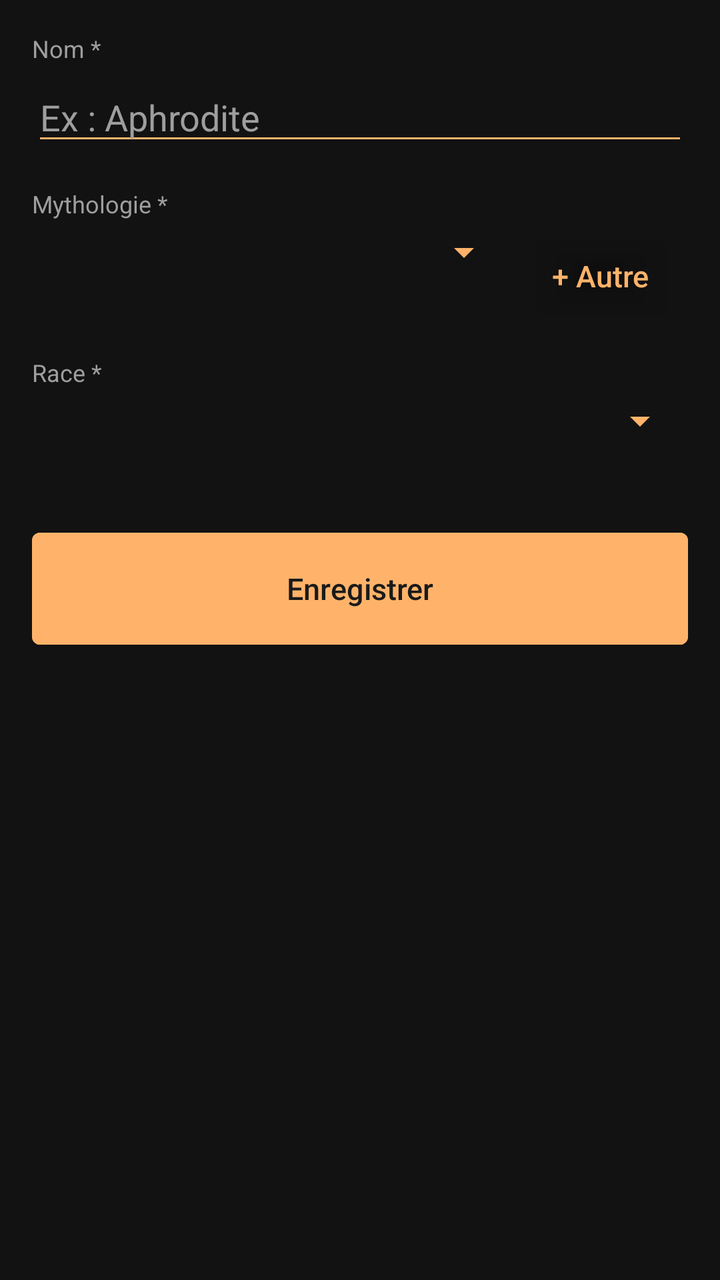
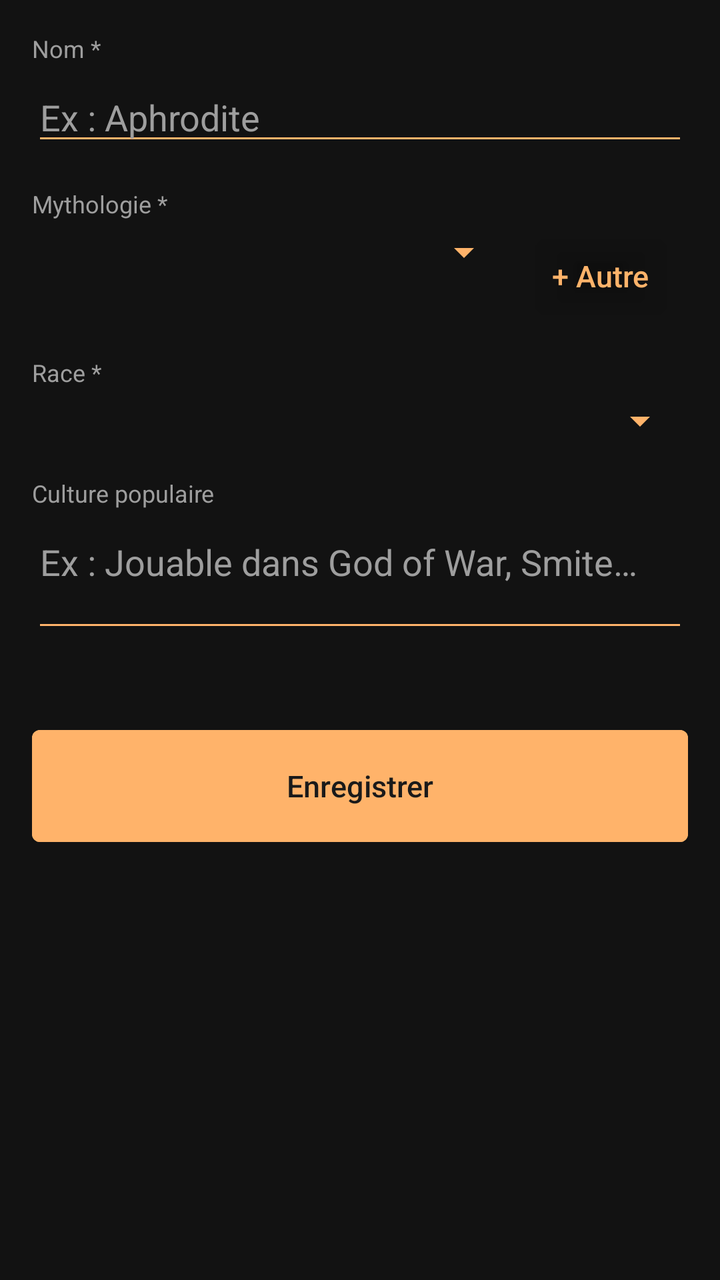

The first picture is an Android layout as it rendered before a commit; the second is the same layout after the commit. The layout source and the unified diff follow.
<!-- AndroidManifest.xml: application theme Theme.App_mythology -->
<!-- res/layout/fragment_add_entity.xml -->
<?xml version="1.0" encoding="utf-8"?>
<ScrollView xmlns:android="http://schemas.android.com/apk/res/android"
    android:layout_width="match_parent"
    android:layout_height="match_parent"
    android:background="@color/surface">

    <LinearLayout
        android:layout_width="match_parent"
        android:layout_height="wrap_content"
        android:orientation="vertical"
        android:padding="16dp">

        
        <TextView android:layout_width="match_parent" android:layout_height="wrap_content"
            android:text="Nom *" android:textColor="@color/on_surface_variant"
            android:textSize="12sp" android:layout_marginBottom="4dp"/>
        <EditText android:id="@+id/et_name"
            android:layout_width="match_parent" android:layout_height="wrap_content"
            android:hint="Ex : Aphrodite" android:textColor="@color/on_surface"
            android:textColorHint="@color/on_surface_variant"
            android:backgroundTint="@color/primary"
            android:layout_marginBottom="16dp"/>

        
        <TextView android:layout_width="match_parent" android:layout_height="wrap_content"
            android:text="Mythologie *" android:textColor="@color/on_surface_variant"
            android:textSize="12sp" android:layout_marginBottom="4dp"/>
        <LinearLayout android:layout_width="match_parent" android:layout_height="wrap_content"
            android:orientation="horizontal" android:layout_marginBottom="16dp">
            <Spinner android:id="@+id/spinner_mythology"
                android:layout_width="0dp" android:layout_height="wrap_content"
                android:layout_weight="1" android:backgroundTint="@color/primary"/>
            <Button android:id="@+id/btn_add_mythology"
                android:layout_width="wrap_content" android:layout_height="wrap_content"
                android:text="+ Autre"
                android:backgroundTint="@android:color/transparent"
                android:textColor="@color/primary"/>
        </LinearLayout>

        
        <TextView android:layout_width="match_parent" android:layout_height="wrap_content"
            android:text="Race *" android:textColor="@color/on_surface_variant"
            android:textSize="12sp" android:layout_marginBottom="4dp"/>
        <Spinner android:id="@+id/spinner_race"
            android:layout_width="match_parent" android:layout_height="wrap_content"
            android:backgroundTint="@color/primary"
            android:layout_marginBottom="20dp"/>

        
        <LinearLayout android:id="@+id/group_god"
            android:layout_width="match_parent" android:layout_height="wrap_content"
            android:orientation="vertical" android:visibility="gone">

            <TextView android:layout_width="match_parent" android:layout_height="wrap_content"
                android:text="Domaine" android:textColor="@color/on_surface_variant" android:textSize="12sp" android:layout_marginBottom="4dp"/>
            <EditText android:id="@+id/et_domain"
                android:layout_width="match_parent" android:layout_height="wrap_content"
                android:hint="Ex : Amour et beauté" android:textColor="@color/on_surface"
                android:textColorHint="@color/on_surface_variant" android:backgroundTint="@color/primary"
                android:layout_marginBottom="12dp"/>

            <TextView android:layout_width="match_parent" android:layout_height="wrap_content"
                android:text="Type de dieu" android:textColor="@color/on_surface_variant" android:textSize="12sp" android:layout_marginBottom="4dp"/>
            <EditText android:id="@+id/et_godtype"
                android:layout_width="match_parent" android:layout_height="wrap_content"
                android:hint="Ex : Olympien, Primordial…" android:textColor="@color/on_surface"
                android:textColorHint="@color/on_surface_variant" android:backgroundTint="@color/primary"
                android:layout_marginBottom="12dp"/>

            <TextView android:layout_width="match_parent" android:layout_height="wrap_content"
                android:text="Équivalent romain/grec" android:textColor="@color/on_surface_variant" android:textSize="12sp" android:layout_marginBottom="4dp"/>
            <EditText android:id="@+id/et_equivalent"
                android:layout_width="match_parent" android:layout_height="wrap_content"
                android:hint="Ex : Vénus" android:textColor="@color/on_surface"
                android:textColorHint="@color/on_surface_variant" android:backgroundTint="@color/primary"
                android:layout_marginBottom="12dp"/>

            <TextView android:layout_width="match_parent" android:layout_height="wrap_content"
                android:text="Père" android:textColor="@color/on_surface_variant" android:textSize="12sp" android:layout_marginBottom="4dp"/>
            <EditText android:id="@+id/et_father"
                android:layout_width="match_parent" android:layout_height="wrap_content"
                android:hint="Ex : Zeus" android:textColor="@color/on_surface"
                android:textColorHint="@color/on_surface_variant" android:backgroundTint="@color/primary"
                android:layout_marginBottom="12dp"/>

            <TextView android:layout_width="match_parent" android:layout_height="wrap_content"
                android:text="Mère" android:textColor="@color/on_surface_variant" android:textSize="12sp" android:layout_marginBottom="4dp"/>
            <EditText android:id="@+id/et_mother"
                android:layout_width="match_parent" android:layout_height="wrap_content"
                android:hint="Ex : Héra" android:textColor="@color/on_surface"
                android:textColorHint="@color/on_surface_variant" android:backgroundTint="@color/primary"
                android:layout_marginBottom="12dp"/>
        </LinearLayout>

        
        <LinearLayout android:id="@+id/group_titan"
            android:layout_width="match_parent" android:layout_height="wrap_content"
            android:orientation="vertical" android:visibility="gone">

            <TextView android:layout_width="match_parent" android:layout_height="wrap_content"
                android:text="Domaine" android:textColor="@color/on_surface_variant" android:textSize="12sp" android:layout_marginBottom="4dp"/>
            <EditText android:id="@+id/et_domain_titan"
                android:layout_width="match_parent" android:layout_height="wrap_content"
                android:hint="Ex : Temps, Océan…" android:textColor="@color/on_surface"
                android:textColorHint="@color/on_surface_variant" android:backgroundTint="@color/primary"
                android:layout_marginBottom="12dp"/>

            <TextView android:layout_width="match_parent" android:layout_height="wrap_content"
                android:text="Équivalent romain" android:textColor="@color/on_surface_variant" android:textSize="12sp" android:layout_marginBottom="4dp"/>
            <EditText android:id="@+id/et_equivalent_titan"
                android:layout_width="match_parent" android:layout_height="wrap_content"
                android:hint="Ex : Saturne" android:textColor="@color/on_surface"
                android:textColorHint="@color/on_surface_variant" android:backgroundTint="@color/primary"
                android:layout_marginBottom="12dp"/>
        </LinearLayout>

        
        <LinearLayout android:id="@+id/group_giant"
            android:layout_width="match_parent" android:layout_height="wrap_content"
            android:orientation="vertical" android:visibility="gone">

            <TextView android:layout_width="match_parent" android:layout_height="wrap_content"
                android:text="Type de géant" android:textColor="@color/on_surface_variant" android:textSize="12sp" android:layout_marginBottom="4dp"/>
            <EditText android:id="@+id/et_gianttype"
                android:layout_width="match_parent" android:layout_height="wrap_content"
                android:hint="Ex : Jotunn, GeantDeFeu…" android:textColor="@color/on_surface"
                android:textColorHint="@color/on_surface_variant" android:backgroundTint="@color/primary"
                android:layout_marginBottom="12dp"/>

            <TextView android:layout_width="match_parent" android:layout_height="wrap_content"
                android:text="Dieu opposé" android:textColor="@color/on_surface_variant" android:textSize="12sp" android:layout_marginBottom="4dp"/>
            <EditText android:id="@+id/et_opponent"
                android:layout_width="match_parent" android:layout_height="wrap_content"
                android:hint="Ex : Zeus" android:textColor="@color/on_surface"
                android:textColorHint="@color/on_surface_variant" android:backgroundTint="@color/primary"
                android:layout_marginBottom="12dp"/>
        </LinearLayout>

        
        <LinearLayout android:id="@+id/group_heroes"
            android:layout_width="match_parent" android:layout_height="wrap_content"
            android:orientation="vertical" android:visibility="gone">

            <TextView android:layout_width="match_parent" android:layout_height="wrap_content"
                android:text="Histoire / Quête" android:textColor="@color/on_surface_variant" android:textSize="12sp" android:layout_marginBottom="4dp"/>
            <EditText android:id="@+id/et_story"
                android:layout_width="match_parent" android:layout_height="wrap_content"
                android:hint="Ex : Douze travaux d'Hercule…" android:textColor="@color/on_surface"
                android:textColorHint="@color/on_surface_variant" android:backgroundTint="@color/primary"
                android:minLines="2" android:gravity="top"
                android:layout_marginBottom="12dp"/>

            <TextView android:layout_width="match_parent" android:layout_height="wrap_content"
                android:text="Tué par" android:textColor="@color/on_surface_variant" android:textSize="12sp" android:layout_marginBottom="4dp"/>
            <EditText android:id="@+id/et_killer"
                android:layout_width="match_parent" android:layout_height="wrap_content"
                android:hint="Ex : Paris" android:textColor="@color/on_surface"
                android:textColorHint="@color/on_surface_variant" android:backgroundTint="@color/primary"
                android:layout_marginBottom="12dp"/>

            <TextView android:layout_width="match_parent" android:layout_height="wrap_content"
                android:text="Ascendant divin" android:textColor="@color/on_surface_variant" android:textSize="12sp" android:layout_marginBottom="4dp"/>
            <EditText android:id="@+id/et_ascendant"
                android:layout_width="match_parent" android:layout_height="wrap_content"
                android:hint="Ex : Zeus" android:textColor="@color/on_surface"
                android:textColorHint="@color/on_surface_variant" android:backgroundTint="@color/primary"
                android:layout_marginBottom="12dp"/>
        </LinearLayout>

        
        <LinearLayout android:id="@+id/group_monster"
            android:layout_width="match_parent" android:layout_height="wrap_content"
            android:orientation="vertical" android:visibility="gone">

            <TextView android:layout_width="match_parent" android:layout_height="wrap_content"
                android:text="Type de monstre" android:textColor="@color/on_surface_variant" android:textSize="12sp" android:layout_marginBottom="4dp"/>
            <EditText android:id="@+id/et_monstertype"
                android:layout_width="match_parent" android:layout_height="wrap_content"
                android:hint="Ex : Dragon, Loup, Serpent…" android:textColor="@color/on_surface"
                android:textColorHint="@color/on_surface_variant" android:backgroundTint="@color/primary"
                android:layout_marginBottom="12dp"/>

            <TextView android:layout_width="match_parent" android:layout_height="wrap_content"
                android:text="Description" android:textColor="@color/on_surface_variant" android:textSize="12sp" android:layout_marginBottom="4dp"/>
            <EditText android:id="@+id/et_description"
                android:layout_width="match_parent" android:layout_height="wrap_content"
                android:hint="Description de la créature…" android:textColor="@color/on_surface"
                android:textColorHint="@color/on_surface_variant" android:backgroundTint="@color/primary"
                android:minLines="2" android:gravity="top"
                android:layout_marginBottom="12dp"/>
        </LinearLayout>

        
        <LinearLayout android:id="@+id/group_cyclope"
            android:layout_width="match_parent" android:layout_height="wrap_content"
            android:orientation="vertical" android:visibility="gone">

            <CheckBox android:id="@+id/cb_primordial"
                android:layout_width="wrap_content" android:layout_height="wrap_content"
                android:text="Cyclope primordial"
                android:textColor="@color/on_surface"
                android:buttonTint="@color/primary"
                android:layout_marginBottom="12dp"/>

            <TextView android:layout_width="match_parent" android:layout_height="wrap_content"
                android:text="Histoire" android:textColor="@color/on_surface_variant" android:textSize="12sp" android:layout_marginBottom="4dp"/>
            <EditText android:id="@+id/et_story_cyclope"
                android:layout_width="match_parent" android:layout_height="wrap_content"
                android:hint="Ex : Forgeron d'Héphaïstos…" android:textColor="@color/on_surface"
                android:textColorHint="@color/on_surface_variant" android:backgroundTint="@color/primary"
                android:minLines="2" android:gravity="top"
                android:layout_marginBottom="12dp"/>
        </LinearLayout>

        
        <LinearLayout android:id="@+id/group_muses"
            android:layout_width="match_parent" android:layout_height="wrap_content"
            android:orientation="vertical" android:visibility="gone">

            <TextView android:layout_width="match_parent" android:layout_height="wrap_content"
                android:text="Domaine artistique" android:textColor="@color/on_surface_variant" android:textSize="12sp" android:layout_marginBottom="4dp"/>
            <EditText android:id="@+id/et_domain_muses"
                android:layout_width="match_parent" android:layout_height="wrap_content"
                android:hint="Ex : Poésie épique, Musique…" android:textColor="@color/on_surface"
                android:textColorHint="@color/on_surface_variant" android:backgroundTint="@color/primary"
                android:layout_marginBottom="12dp"/>

            <TextView android:layout_width="match_parent" android:layout_height="wrap_content"
                android:text="Type de muse" android:textColor="@color/on_surface_variant" android:textSize="12sp" android:layout_marginBottom="4dp"/>
            <EditText android:id="@+id/et_musetype"
                android:layout_width="match_parent" android:layout_height="wrap_content"
                android:hint="Grecque ou Beotienne" android:textColor="@color/on_surface"
                android:textColorHint="@color/on_surface_variant" android:backgroundTint="@color/primary"
                android:layout_marginBottom="12dp"/>
        </LinearLayout>

        
        <LinearLayout android:id="@+id/group_archangels"
            android:layout_width="match_parent" android:layout_height="wrap_content"
            android:orientation="vertical" android:visibility="gone">

            <TextView android:layout_width="match_parent" android:layout_height="wrap_content"
                android:text="Rôle" android:textColor="@color/on_surface_variant" android:textSize="12sp" android:layout_marginBottom="4dp"/>
            <EditText android:id="@+id/et_role"
                android:layout_width="match_parent" android:layout_height="wrap_content"
                android:hint="Ex : Messager de Dieu, Gardien…" android:textColor="@color/on_surface"
                android:textColorHint="@color/on_surface_variant" android:backgroundTint="@color/primary"
                android:layout_marginBottom="12dp"/>
        </LinearLayout>

        
        <LinearLayout android:id="@+id/group_knight"
            android:layout_width="match_parent" android:layout_height="wrap_content"
            android:orientation="vertical" android:visibility="gone">

            <TextView android:layout_width="match_parent" android:layout_height="wrap_content"
                android:text="Histoire / Quête" android:textColor="@color/on_surface_variant" android:textSize="12sp" android:layout_marginBottom="4dp"/>
            <EditText android:id="@+id/et_story_knight"
                android:layout_width="match_parent" android:layout_height="wrap_content"
                android:hint="Ex : Chevalier de la Table Ronde…" android:textColor="@color/on_surface"
                android:textColorHint="@color/on_surface_variant" android:backgroundTint="@color/primary"
                android:minLines="2" android:gravity="top"
                android:layout_marginBottom="12dp"/>

            <TextView android:layout_width="match_parent" android:layout_height="wrap_content"
                android:text="Mort" android:textColor="@color/on_surface_variant" android:textSize="12sp" android:layout_marginBottom="4dp"/>
            <EditText android:id="@+id/et_death"
                android:layout_width="match_parent" android:layout_height="wrap_content"
                android:hint="Ex : Tué par Mordred…" android:textColor="@color/on_surface"
                android:textColorHint="@color/on_surface_variant" android:backgroundTint="@color/primary"
                android:layout_marginBottom="12dp"/>
        </LinearLayout>

        
        <LinearLayout android:id="@+id/group_demon"
            android:layout_width="match_parent" android:layout_height="wrap_content"
            android:orientation="vertical" android:visibility="gone">

            <TextView android:layout_width="match_parent" android:layout_height="wrap_content"
                android:text="Domaine / Péché" android:textColor="@color/on_surface_variant" android:textSize="12sp" android:layout_marginBottom="4dp"/>
            <EditText android:id="@+id/et_domain_demon"
                android:layout_width="match_parent" android:layout_height="wrap_content"
                android:hint="Ex : Avarice, Luxure…" android:textColor="@color/on_surface"
                android:textColorHint="@color/on_surface_variant" android:backgroundTint="@color/primary"
                android:layout_marginBottom="12dp"/>
        </LinearLayout>

        
        <LinearLayout android:id="@+id/group_zodiac"
            android:layout_width="match_parent" android:layout_height="wrap_content"
            android:orientation="vertical" android:visibility="gone">

            <TextView android:layout_width="match_parent" android:layout_height="wrap_content"
                android:text="Type de zodiaque" android:textColor="@color/on_surface_variant" android:textSize="12sp" android:layout_marginBottom="4dp"/>
            <EditText android:id="@+id/et_zodiactype"
                android:layout_width="match_parent" android:layout_height="wrap_content"
                android:hint="Classique ou Chinois" android:textColor="@color/on_surface"
                android:textColorHint="@color/on_surface_variant" android:backgroundTint="@color/primary"
                android:layout_marginBottom="12dp"/>

            <TextView android:layout_width="match_parent" android:layout_height="wrap_content"
                android:text="Équivalent chinois" android:textColor="@color/on_surface_variant" android:textSize="12sp" android:layout_marginBottom="4dp"/>
            <EditText android:id="@+id/et_chinese"
                android:layout_width="match_parent" android:layout_height="wrap_content"
                android:hint="Ex : Rat, Boeuf…" android:textColor="@color/on_surface"
                android:textColorHint="@color/on_surface_variant" android:backgroundTint="@color/primary"
                android:layout_marginBottom="12dp"/>
        </LinearLayout>

        <Button android:id="@+id/btn_save"
            android:layout_width="match_parent"
            android:layout_height="56dp"
            android:text="Enregistrer"
            android:backgroundTint="@color/primary"
            android:textColor="@color/on_primary"
            android:layout_marginTop="24dp"/>

    </LinearLayout>
</ScrollView>
<!-- resources referenced by this layout -->
<resources>
  <color name="on_primary">#FF1A1A1A</color>
  <color name="on_surface">#FFEAEAEA</color>
  <color name="on_surface_variant">#FF9E9E9E</color>
  <color name="primary">#FFB36A</color>
  <color name="surface">#FF121212</color>
  <style name="Theme.App_mythology" parent="Base.Theme.App_mythology" />
  <style name="Base.Theme.App_mythology" parent="Theme.MaterialComponents.DayNight">
          
          <item name="colorPrimary">@color/primary</item>
          <item name="colorPrimaryDark">@color/colorPrimaryDark</item>
          <item name="colorAccent">@color/colorAccent</item>
          <item name="colorOnPrimary">@color/on_primary</item>
          <item name="colorSurface">@color/surface</item>
          <item name="colorOnSurface">@color/on_surface</item>
          <item name="android:windowBackground">@color/surface</item>
          <item name="android:statusBarColor">@color/surface</item>
          <item name="android:navigationBarColor">@color/surface</item>
          
          <item name="actionBarStyle">@style/MyActionBar</item>
          <item name="textInputStyle">@style/Widget.MaterialComponents.TextInputLayout.OutlinedBox</item>
          
          <item name="materialButtonStyle">@style/AppButton</item>
      </style>
  <color name="colorPrimaryDark">#FF0A0A0A</color>
  <color name="colorAccent">#FFB36A</color>
  <style name="MyActionBar" parent="Widget.MaterialComponents.ActionBar.Solid">
          <item name="background">@color/surface</item>
          <item name="titleTextStyle">@style/MyActionBarTitle</item>
          <item name="navigationIconTint">@color/primary</item>
      </style>
  <style name="AppButton" parent="Widget.MaterialComponents.Button">
          <item name="android:textAllCaps">false</item>
          <item name="android:letterSpacing">0</item>
          <item name="android:insetTop">0dp</item>
          <item name="android:insetBottom">0dp</item>
          <item name="android:maxLines">1</item>
          <item name="android:textSize">15sp</item>
          <item name="autoSizeTextType">uniform</item>
          <item name="autoSizeMinTextSize">11sp</item>
          <item name="autoSizeMaxTextSize">15sp</item>
      </style>
  <style name="MyActionBarTitle" parent="TextAppearance.Widget.AppCompat.Toolbar.Title">
          <item name="android:textColor">@color/on_surface</item>
      </style>
</resources>

<!-- the commit's change to res/layout/fragment_add_entity.xml (unified diff, before → after) -->
@@ -44,6 +44,17 @@
         <Spinner android:id="@+id/spinner_race"
             android:layout_width="match_parent" android:layout_height="wrap_content"
             android:backgroundTint="@color/primary"
+            android:layout_marginBottom="16dp"/>
+
+        
+        <TextView android:layout_width="match_parent" android:layout_height="wrap_content"
+            android:text="Culture populaire" android:textColor="@color/on_surface_variant"
+            android:textSize="12sp" android:layout_marginBottom="4dp"/>
+        <EditText android:id="@+id/et_popularculture"
+            android:layout_width="match_parent" android:layout_height="wrap_content"
+            android:hint="Ex : Jouable dans God of War, Smite…" android:textColor="@color/on_surface"
+            android:textColorHint="@color/on_surface_variant" android:backgroundTint="@color/primary"
+            android:minLines="2" android:gravity="top"
             android:layout_marginBottom="20dp"/>
 
         
